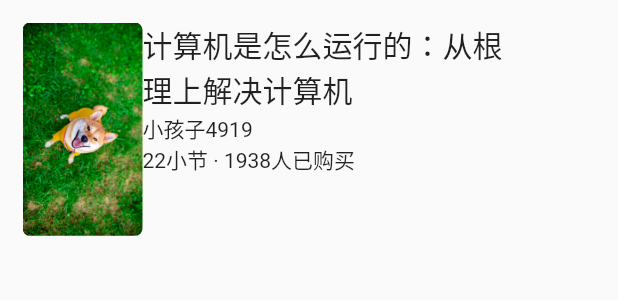
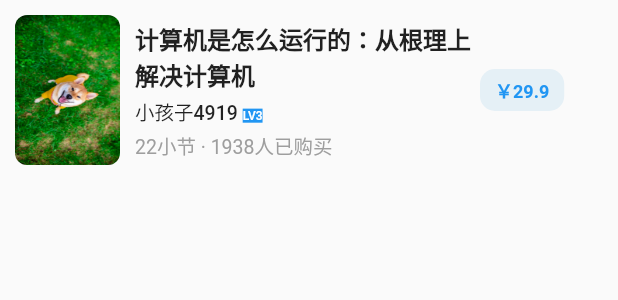
Before and after one commit to bingbing233/flutter_demo_juejin, a Flutter app: the _BookItem widget shown alone on an empty page, opened directly, on a phone screen of 412 x 824 dp. Shown: the top 300 px of the screen. Run offline on Flutter 3.47's test engine with Material 2 defaults, Android fonts, the phone set to English and light mode, and no system bars.

Commit message:
小册页面完成

```diff
--- a/lib/main.dart
+++ b/lib/main.dart
@@ -7,7 +7,7 @@ void main() {
   //状态栏设置为白色
   SystemChrome.setSystemUIOverlayStyle(
       const SystemUiOverlayStyle(statusBarColor: Colors.transparent));
-  runApp(MyApp());
+  runApp(const MyApp());
 }
 
 class MyApp extends StatelessWidget {
@@ -47,13 +47,12 @@ class _MyHomepageState extends State<MyHomepage> {
         onTap: (index) {
           switch (index) {
             case 3:
-              _currentBody = BookPage();
+              _currentBody = const BookPage();
               break;
             case 4:
               _currentBody = const MinePage();
               break;
           }
-          print(index);
           setState(() {
             _currentIndex = index;
           });
--- a/lib/pages/book.dart
+++ b/lib/pages/book.dart
@@ -62,24 +62,47 @@ class _BookItem extends StatelessWidget {
     return InkWell(
       onTap: () {},
       child: Container(
-        padding: EdgeInsets.all(15),
+        padding: const EdgeInsets.fromLTRB(10, 10, 0, 10),
         child: Row(
-          crossAxisAlignment: CrossAxisAlignment.start,
+          crossAxisAlignment: CrossAxisAlignment.center,
           children: <Widget>[
-            ClipRRect(
-              borderRadius: BorderRadius.circular(5),
-              child: Image.asset("assets/dog.jpg",width: 80,),
+            Container(
+              margin: const EdgeInsets.only(right: 10),
+              decoration: ShapeDecoration(shape: RoundedRectangleBorder(
+                borderRadius: BorderRadiusDirectional.circular(8),
+                ),
+                image: const DecorationImage(
+                  fit: BoxFit.fill,
+                  image: AssetImage("assets/dog.jpg")
+                )
+              ),
+              child: const SizedBox(width: 70,height: 100,),
             ),
             SizedBox(
-              width: 250,
+              width: 230,
+              height: 100,
               child: Column(
+                mainAxisAlignment: MainAxisAlignment.spaceEvenly,
                 crossAxisAlignment: CrossAxisAlignment.start,
-                children: <Widget>[
-                  Text("计算机是怎么运行的：从根理上解决计算机",style: TextStyle(fontSize: 20),textAlign: TextAlign.left,),
-                  Text("小孩子4919"),
-                  Text("22小节 · 1938人已购买"),
+                children: const <Widget>[
+                  Text("计算机是怎么运行的：从根理上解决计算机",style: TextStyle(fontSize: 16,fontWeight: FontWeight.w800),textAlign: TextAlign.left,),
+                  Text.rich(TextSpan(
+                    children: [
+                      TextSpan(text: "小孩子4919 ",style:  TextStyle(fontSize: 13,fontWeight: FontWeight.w500)),
+                      TextSpan(text: "LV3",style: TextStyle(fontSize: 8,fontWeight: FontWeight.w500,color: Colors.white,backgroundColor: Colors.blue,)),
+                    ]
+                  )),
+                  Text("22小节 · 1938人已购买",style: TextStyle(fontSize: 13,color: Colors.grey),),
                 ],
               ),
+            ),
+            Container(
+              padding: const EdgeInsets.fromLTRB(10, 5, 10, 5),
+              decoration: BoxDecoration(
+                borderRadius: BorderRadius.circular(10),
+                color: const Color.fromARGB(148, 213, 232, 243)
+              ),
+              child: const Text("￥29.9",style: TextStyle(color: Colors.blue,fontWeight: FontWeight.w600,fontSize: 12),),
             )
           ],
         ),
@@ -93,8 +116,14 @@ class _BookItem extends StatelessWidget {
 class _HaveBoughtPage extends StatelessWidget {
   @override
   Widget build(BuildContext context) {
-    return const Center(
-      child: Text("已购"),
+    return  Center(
+      child:Column(
+        mainAxisAlignment: MainAxisAlignment.center,
+        children: <Widget>[
+          Icon(Icons.book_outlined,color: Colors.blue,size: 120,),
+          Text("暂无已购小册",style: TextStyle(color: Colors.grey),),
+        ],
+      )
     );
   }
 }
--- a/lib/pages/mine.dart
+++ b/lib/pages/mine.dart
@@ -150,7 +150,7 @@ class _MyItem extends StatelessWidget {
   Widget build(BuildContext context) {
     return InkWell(
       onTap: () {},
-      child: Container(
+      child: SizedBox(
         height: 50,
         child: Row(
           crossAxisAlignment: CrossAxisAlignment.center,
```
Also changed, not shown: lib/common/common_widgets.dart (added, +17 -0 lines).
